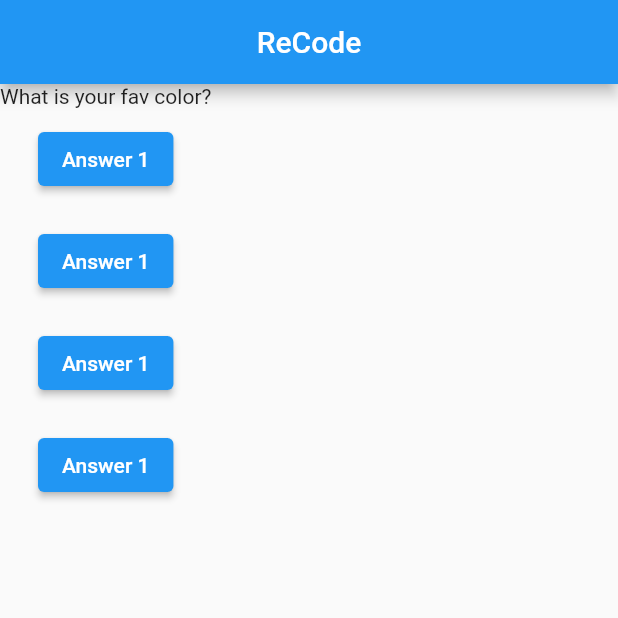
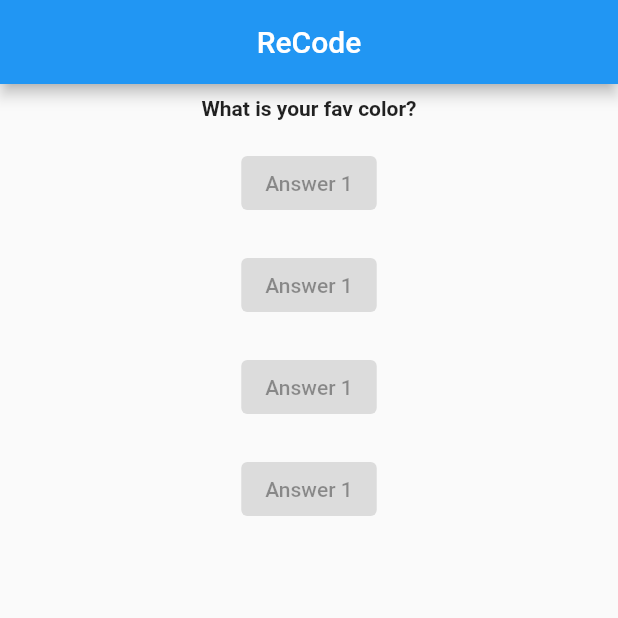
Before and after one commit to RonyHassanRoman/Fresh-Q-app, a Flutter app: the screen it shows after launch, on a phone screen of 412 x 824 dp, the top half of it. Run offline on Flutter 3.47's test engine with Material 2 defaults, Android fonts, the phone set to English and light mode, and no system bars.

Commit message:
creating custom button widget

```diff
--- /dev/null
+++ b/lib/ansButton.dart
@@ -0,0 +1,15 @@
+import 'package:flutter/material.dart';
+
+class AnsButton extends StatelessWidget {
+  const AnsButton({Key? key}) : super(key: key);
+
+  @override
+  Widget build(BuildContext context) {
+    return Container(
+      child: ElevatedButton(
+        onPressed: null,
+        child: const Text('Answer 1'),
+      ),
+    );
+  }
+}
--- a/lib/home.dart
+++ b/lib/home.dart
@@ -1,3 +1,4 @@
+import 'package:anotherquizapp/ansButton.dart';
 import 'package:anotherquizapp/questions.dart';
 import 'package:flutter/material.dart';
 
@@ -35,31 +36,19 @@
           const SizedBox(
             height: 10,
           ),
-          ElevatedButton(
-            onPressed: answerQuestion,
-            child: const Text('Answer 1'),
-          ),
+          AnsButton(),
           const SizedBox(
             height: 20,
           ),
-          ElevatedButton(
-            onPressed: answerQuestion,
-            child: const Text('Answer 1'),
-          ),
+          AnsButton(),
           const SizedBox(
             height: 20,
           ),
-          ElevatedButton(
-            onPressed: answerQuestion,
-            child: const Text('Answer 1'),
-          ),
+          AnsButton(),
           const SizedBox(
             height: 20,
           ),
-          ElevatedButton(
-            onPressed: answerQuestion,
-            child: const Text('Answer 1'),
-          ),
+          AnsButton(),
           const SizedBox(
             height: 20,
           ),
--- a/lib/questions.dart
+++ b/lib/questions.dart
@@ -1,10 +1,19 @@
 import 'package:flutter/material.dart';
 
 class Quesstions extends StatelessWidget {
-  String questionText; //2 store value
+  final String questionText; //2 store value
   Quesstions(this.questionText); //take value
+
   @override
   Widget build(BuildContext context) {
-    return Text(questionText); //print value 3
+    return Container(
+      width: double.infinity,
+      margin: EdgeInsets.all(8),
+      child: Text(
+        questionText,
+        style: const TextStyle(fontWeight: FontWeight.bold),
+        textAlign: TextAlign.center,
+      ),
+    ); //print value 3
   }
 }
```
